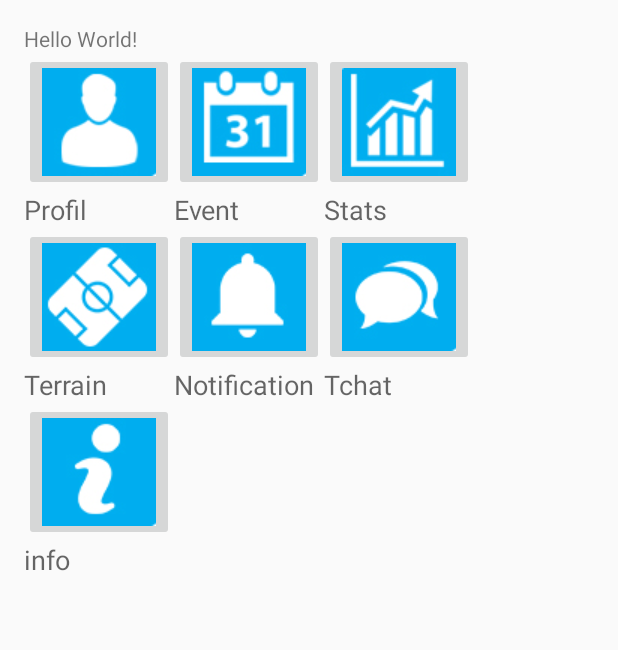
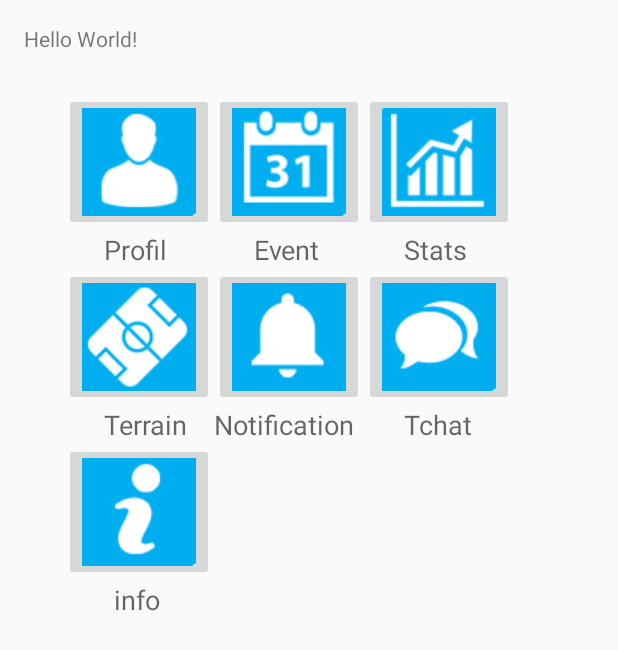
Before and after one commit to SharafGabel/SoccerConnected, an Android app: the MenuApp screen opened directly, with no data from a screen before it, on a phone screen of 412 x 824 dp. Shown: the top 650 px of the screen. Run offline under Robolectric (Android 15) with nearby library versions, the phone set to English and light mode, and no system bars.

Commit message:
mise à jour des logo

```diff
--- a/app/src/main/res/layout/activity_main.xml
+++ b/app/src/main/res/layout/activity_main.xml
@@ -9,7 +9,12 @@
     <GridLayout
         android:layout_width="match_parent"
         android:layout_height="match_parent"
-        android:layout_below="@+id/textView2">
+        android:layout_below="@+id/textView2"
+        android:layout_toEndOf="@+id/textView2"
+        android:layout_alignParentLeft="true"
+        android:layout_alignParentStart="true"
+        android:layout_marginLeft="40px"
+        android:layout_marginTop="40px">
 
         <ImageButton
             android:layout_width="wrap_content"
@@ -53,7 +58,9 @@
             android:text="Profil"
             android:id="@+id/textView3"
             android:layout_row="1"
-            android:layout_column="0" />
+            android:gravity="center"
+            android:layout_column="0"
+            android:layout_marginLeft="40px" />
 
         <TextView
             android:layout_width="wrap_content"
@@ -62,7 +69,8 @@
             android:text="Event"
             android:id="@+id/textView6"
             android:layout_row="1"
-            android:layout_column="1" />
+            android:layout_column="1"
+            android:layout_marginLeft="40px" />
 
         <TextView
             android:layout_width="wrap_content"
@@ -71,7 +79,8 @@
             android:text="Stats"
             android:id="@+id/textView7"
             android:layout_row="1"
-            android:layout_column="2" />
+            android:layout_column="2"
+            android:layout_marginLeft="40px" />
 
         <ImageButton
             android:layout_width="wrap_content"
@@ -113,7 +122,8 @@
             android:text="Terrain"
             android:id="@+id/textView5"
             android:layout_row="3"
-            android:layout_column="0" />
+            android:layout_column="0"
+            android:layout_marginLeft="40px" />
 
         <TextView
             android:layout_width="wrap_content"
@@ -131,7 +141,8 @@
             android:text="Tchat"
             android:id="@+id/textView9"
             android:layout_row="3"
-            android:layout_column="2" />
+            android:layout_column="2"
+            android:layout_marginLeft="40px" />
 
         <ImageButton
             android:layout_width="wrap_content"
@@ -151,7 +162,8 @@
             android:text="info"
             android:id="@+id/textView10"
             android:layout_row="5"
-            android:layout_column="0" />
+            android:layout_column="0"
+            android:layout_marginLeft="50px" />
 
     </GridLayout>
 
```
